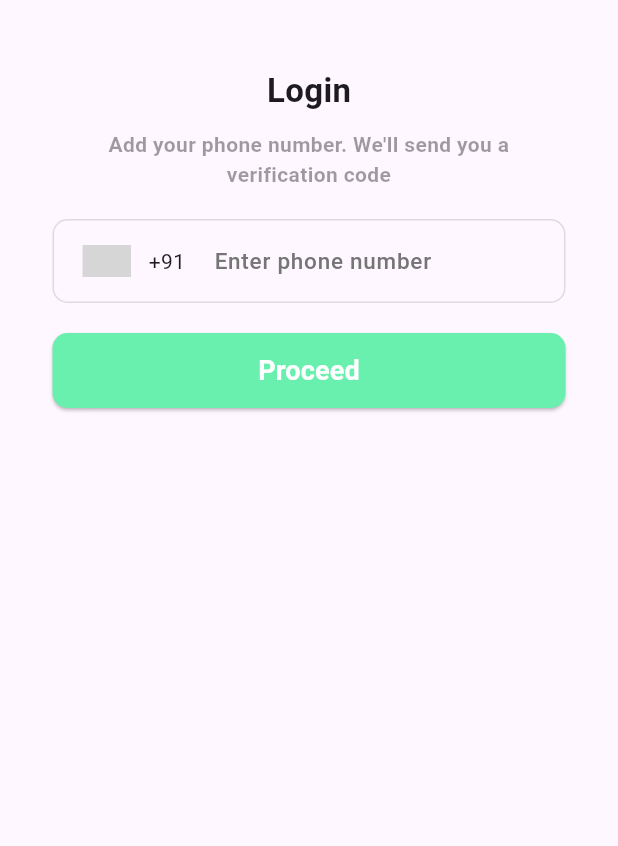
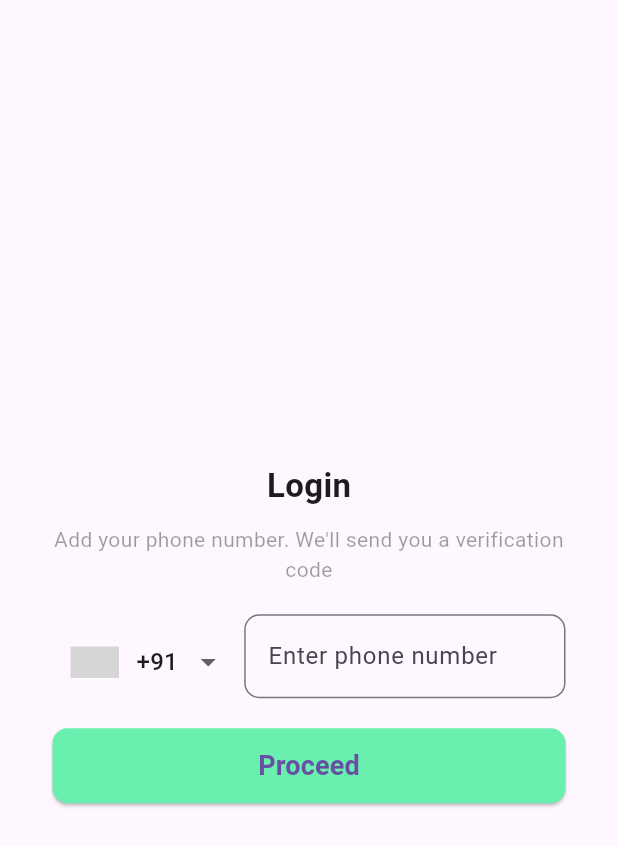
Before and after one commit to SohelPratap/vpay-fluttter, a Flutter app: the screen it shows after launch, on a phone screen of 412 x 824 dp. Shown: the top 846 px of the screen. Run offline on Flutter 3.47's test engine with Material 3 defaults, Android fonts, the phone set to English and light mode, and no system bars; drawn by our look-alikes of intl_phone_number_input; our stand-ins replace firebase_auth, firebase_core; accounts and stored records are empty; grey boxes are pictures that could not be loaded.

Commit message:
2st checkpoint

```diff
--- a/lib/main.dart
+++ b/lib/main.dart
@@ -1,22 +1,24 @@
 import 'package:flutter/material.dart';
-import 'screens/login_screen.dart'; // Import the login screen
+import 'package:firebase_core/firebase_core.dart';
+import 'screens/login_screen.dart';
 
-void main() {
+void main() async {
+  WidgetsFlutterBinding.ensureInitialized();
+  await Firebase.initializeApp();
   runApp(const MyApp());
 }
 
 class MyApp extends StatelessWidget {
-  const MyApp({super.key});
+  const MyApp({Key? key}) : super(key: key);
 
   @override
   Widget build(BuildContext context) {
     return MaterialApp(
       title: 'Flutter Demo',
       theme: ThemeData(
-        colorScheme: ColorScheme.fromSeed(seedColor: Colors.deepPurple),
-        useMaterial3: true,
+        primarySwatch: Colors.green,
       ),
-      home: const LoginScreen(), // Set LoginScreen as the home screen
+      home: const LoginScreen(),
     );
   }
 }
--- a/lib/screens/login_screen.dart
+++ b/lib/screens/login_screen.dart
@@ -1,8 +1,11 @@
 import 'package:flutter/material.dart';
 import 'package:intl_phone_number_input/intl_phone_number_input.dart';
+import '../services/auth_service.dart';
+import 'package:firebase_auth/firebase_auth.dart';
+import 'otp_screen.dart';
 
 class LoginScreen extends StatefulWidget {
-  const LoginScreen({super.key});
+  const LoginScreen({Key? key}) : super(key: key);
 
   @override
   State<LoginScreen> createState() => _LoginScreenState();
@@ -10,8 +13,10 @@ class LoginScreen extends StatefulWidget {
 
 class _LoginScreenState extends State<LoginScreen> {
   final TextEditingController phoneController = TextEditingController();
+  final AuthService _authService = AuthService();
+
   String phoneNumber = '';
-  String initialCountry = 'IN'; // Default country is India
+  String initialCountry = 'IN';
 
   @override
   Widget build(BuildContext context) {
@@ -21,23 +26,17 @@ class _LoginScreenState extends State<LoginScreen> {
           child: Padding(
             padding: const EdgeInsets.symmetric(vertical: 25, horizontal: 35),
             child: Column(
+              mainAxisAlignment: MainAxisAlignment.center,
               children: [
                 const SizedBox(height: 20),
                 const Text(
                   "Login",
-                  style: TextStyle(
-                    fontSize: 22,
-                    fontWeight: FontWeight.bold,
-                  ),
+                  style: TextStyle(fontSize: 22, fontWeight: FontWeight.bold),
                 ),
                 const SizedBox(height: 10),
                 const Text(
                   "Add your phone number. We'll send you a verification code",
-                  style: TextStyle(
-                    fontSize: 14,
-                    color: Colors.black38,
-                    fontWeight: FontWeight.bold,
-                  ),
+                  style: TextStyle(fontSize: 14, color: Colors.black38),
                   textAlign: TextAlign.center,
                 ),
                 const SizedBox(height: 20),
@@ -47,53 +46,34 @@ class _LoginScreenState extends State<LoginScreen> {
                       phoneNumber = number.phoneNumber!;
                     });
                   },
-                  onInputValidated: (bool isValid) {
-                    print(isValid ? 'Valid' : 'Invalid');
-                  },
-                  selectorConfig: SelectorConfig(
-                    selectorType: PhoneInputSelectorType.BOTTOM_SHEET,
-                    showFlags: true,
-                    setSelectorButtonAsPrefixIcon: true,
-                  ),
                   initialValue: PhoneNumber(isoCode: initialCountry),
                   textFieldController: phoneController,
                   inputDecoration: InputDecoration(
                     hintText: 'Enter phone number',
-                    hintStyle: TextStyle(
-                      fontWeight: FontWeight.w500,
-                      fontSize: 15,
-                      color: Colors.grey.shade600,
-                    ),
-                    enabledBorder: OutlineInputBorder(
-                      borderRadius: BorderRadius.circular(10),
-                      borderSide: const BorderSide(color: Colors.black12),
-                    ),
-                    focusedBorder: OutlineInputBorder(
+                    border: OutlineInputBorder(
                       borderRadius: BorderRadius.circular(10),
                       borderSide: const BorderSide(color: Colors.black12),
                     ),
                   ),
-                  keyboardType: TextInputType.phone,
                 ),
                 const SizedBox(height: 20),
                 SizedBox(
                   width: double.infinity,
                   height: 50,
                   child: ElevatedButton(
-                    onPressed: () => sendPhoneNumber(),
+                    onPressed: sendPhoneNumber,
                     child: const Text(
                       "Proceed",
                       style: TextStyle(fontSize: 18, fontWeight: FontWeight.bold),
                     ),
                     style: ElevatedButton.styleFrom(
-                      backgroundColor: Colors.greenAccent, // Button background color (green)
-                      foregroundColor: Colors.white, // Text color (white)
+                      backgroundColor: Colors.greenAccent,
                       shape: RoundedRectangleBorder(
                         borderRadius: BorderRadius.circular(10),
                       ),
                     ),
                   ),
-                )
+                ),
               ],
             ),
           ),
@@ -103,8 +83,25 @@ class _LoginScreenState extends State<LoginScreen> {
   }
 
   void sendPhoneNumber() {
-    // Simulate sending the phone number
-    print('Phone number: $phoneNumber');
-    // You can pass this phoneNumber to your authentication provider or backend
+    _authService.sendPhoneNumber(
+      phoneNumber: phoneNumber,
+      verificationCompleted: (PhoneAuthCredential credential) async {
+        // Auto-login scenario
+      },
+      verificationFailed: (FirebaseAuthException e) {
+        ScaffoldMessenger.of(context).showSnackBar(
+          SnackBar(content: Text("Verification failed: ${e.message}")),
+        );
+      },
+      codeSent: (String verificationId, int? resendToken) {
+        Navigator.push(
+          context,
+          MaterialPageRoute(
+            builder: (context) => OtpScreen(verificationId: verificationId),
+          ),
+        );
+      },
+      codeAutoRetrievalTimeout: (String verificationId) {},
+    );
   }
 }
```
Also changed, not shown: lib/screens/home_screen.dart (added, +20 -0 lines), lib/screens/otp_screen.dart (added, +85 -0 lines), lib/services/auth_service.dart (added, +30 -0 lines), 1 other file.
